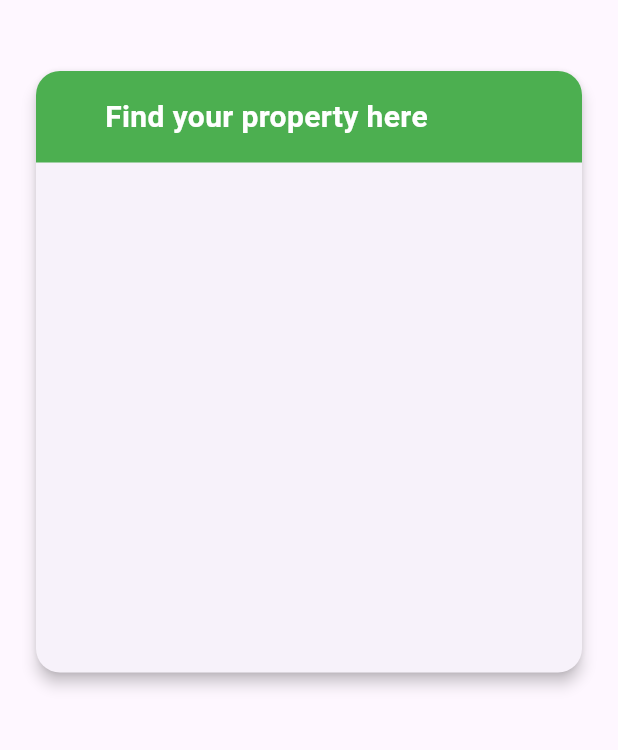
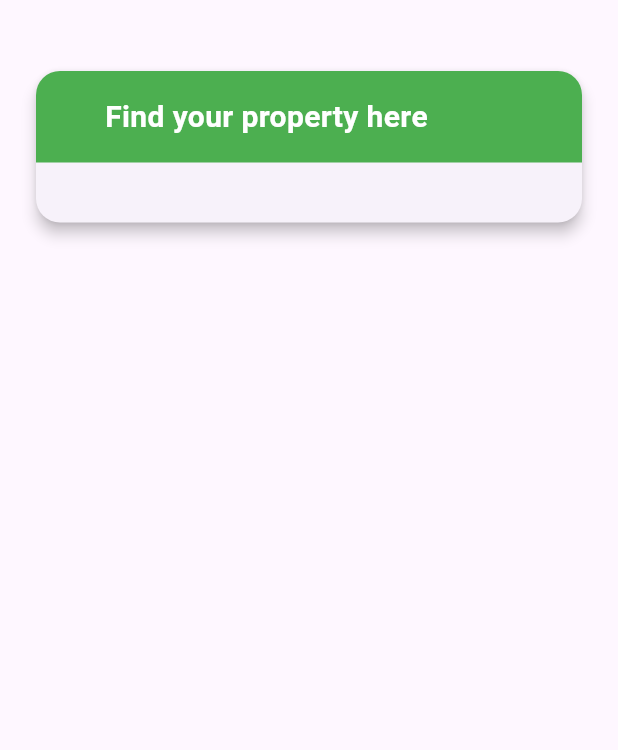
Before and after one commit to Yuki-dono/FlutterHouseFinder, a Flutter app: the DashboardScreen screen opened by its route, on a phone screen of 412 x 824 dp, the part 70-820 px from its top. Run offline on Flutter 3.47's test engine with Material 3 defaults, Android fonts, the phone set to English and light mode, and no system bars; our stand-ins replace flutter_riverpod, font_awesome_flutter, go_router, google_fonts, google_sign_in, supabase_flutter; accounts and stored records are empty.

Commit message:
Row presentation, needs fix on overflow and bottom spacing

```diff
--- a/analysis_options.yaml
+++ b/analysis_options.yaml
@@ -2,10 +2,13 @@ include: package:flutter_lints/flutter.yaml
 analyzer:
   errors:
     avoid_print: ignore
+    unused_import: ignore
   plugins:
     - custom_link
 
 linter:
+// ignore: unused_import
+
   # The lint rules applied to this project can be customized in the
   # section below to disable rules from the `package:flutter_lints/flutter.yaml`
   # included above or to enable additional rules. A list of all available lints
@@ -16,7 +19,6 @@ linter:
   # or a specific dart file by using the `// ignore: name_of_lint` and
   # `// ignore_for_file: name_of_lint` syntax on the line or in the file
   # producing the lint.
-  rules:
     # avoid_print: false  # Uncomment to disable the `avoid_print` rule
     # prefer_single_quotes: true  # Uncomment to enable the `prefer_single_quotes` rule
 
--- a/lib/api/services/properties_service.dart
+++ b/lib/api/services/properties_service.dart
@@ -1,3 +1,5 @@
+// ignore_for_file: unused_import
+
 import 'package:supabase_flutter/supabase_flutter.dart';
 import 'package:google_sign_in/google_sign_in.dart';
 import 'package:safe_stay/api/db_details.dart';
--- a/lib/components/product_card.dart
+++ b/lib/components/product_card.dart
@@ -41,7 +41,10 @@ class ProductCard extends StatelessWidget {
                 const SizedBox(height: 16),
                 // Centered text info in the dialog
                 Text(
-                  'Name: ${propertyList[index].propName}',
+                  propertyList[index].propName,
+                  style: const TextStyle(
+                    fontWeight: FontWeight.w700,
+                    fontSize: 30,                ),
                   textAlign: TextAlign.center,
                 ),
                 //Location
--- a/lib/pages/dashboard.dart
+++ b/lib/pages/dashboard.dart
@@ -81,9 +81,8 @@ class DashboardScreenState extends ConsumerState<DashboardScreen>{
     );
   }
 
-  Widget _buildContainter(BuildContext context){
+  Widget _buildContainter(BuildContext context) {
   final fetchProperties = ref.watch(fetchPropertyList);
-
   return fetchProperties.when(
     data: (properties) {
       return Container(
@@ -99,18 +98,16 @@ class DashboardScreenState extends ConsumerState<DashboardScreen>{
             children: [
               _buildDashboardHeader(),
               const SizedBox(height: 20),
-                //Insert Product Card here
-                // Product Card Integration
-                Container(
-                  height: 300,
-                  child: ListView.builder(
-                    itemCount: properties.length,
-                    itemBuilder: (BuildContext context, int index) {
-                      return ProductCard(propertyList: properties, index: index);
-                    },
+              // Product Card Integration using Wrap
+              Wrap(
+                spacing: 20, // Spacing between cards horizontally
+                runSpacing: 20, // Spacing between cards vertically
+                alignment: WrapAlignment.spaceAround, // Distribute cards evenly
+                children: properties.map((property) {
+                  return ProductCard(propertyList: properties, index: properties.indexOf(property));
+                }).toList(),
               ),
-                ),
-                const SizedBox( height: 20), // Space between product card and text
+              const SizedBox(height: 20),
             ],
           ),
         ),
@@ -119,7 +116,7 @@ class DashboardScreenState extends ConsumerState<DashboardScreen>{
     error: (err, stackTrace) => Text('Error fetching data from table: $err'),
     loading: () => const LinearProgressIndicator(
       backgroundColor: Color.fromRGBO(48, 203, 34, 1),
-      )
+    ),
   );
 }
 
```
Lines whose indentation alone changed are shown as unchanged.
